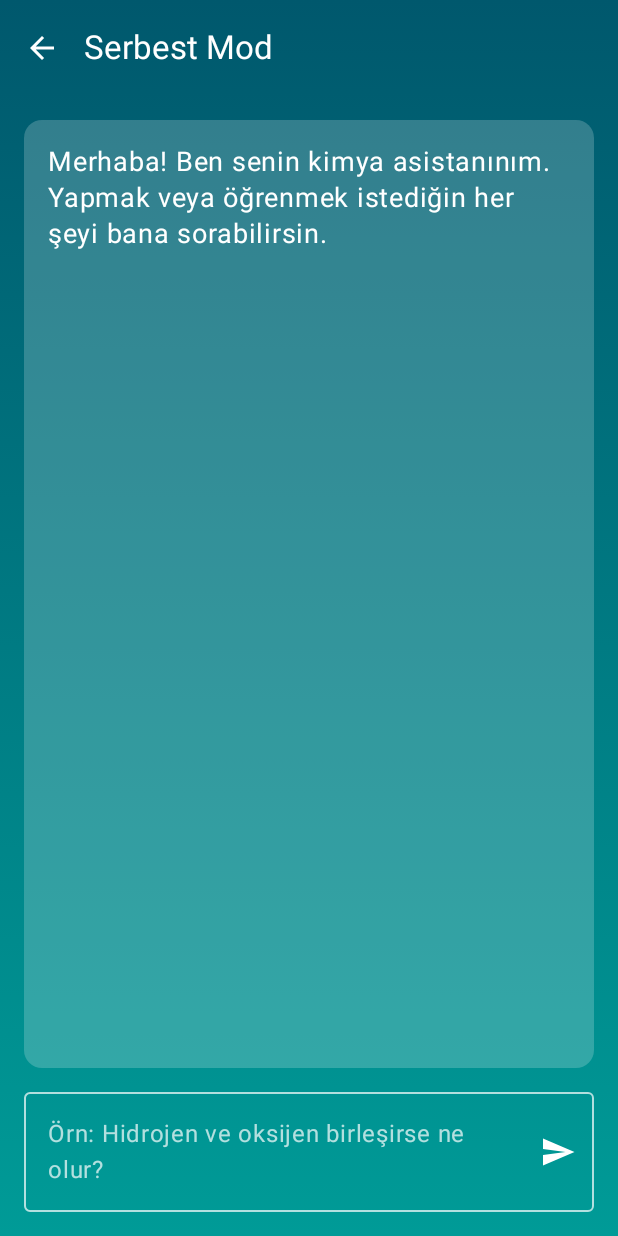
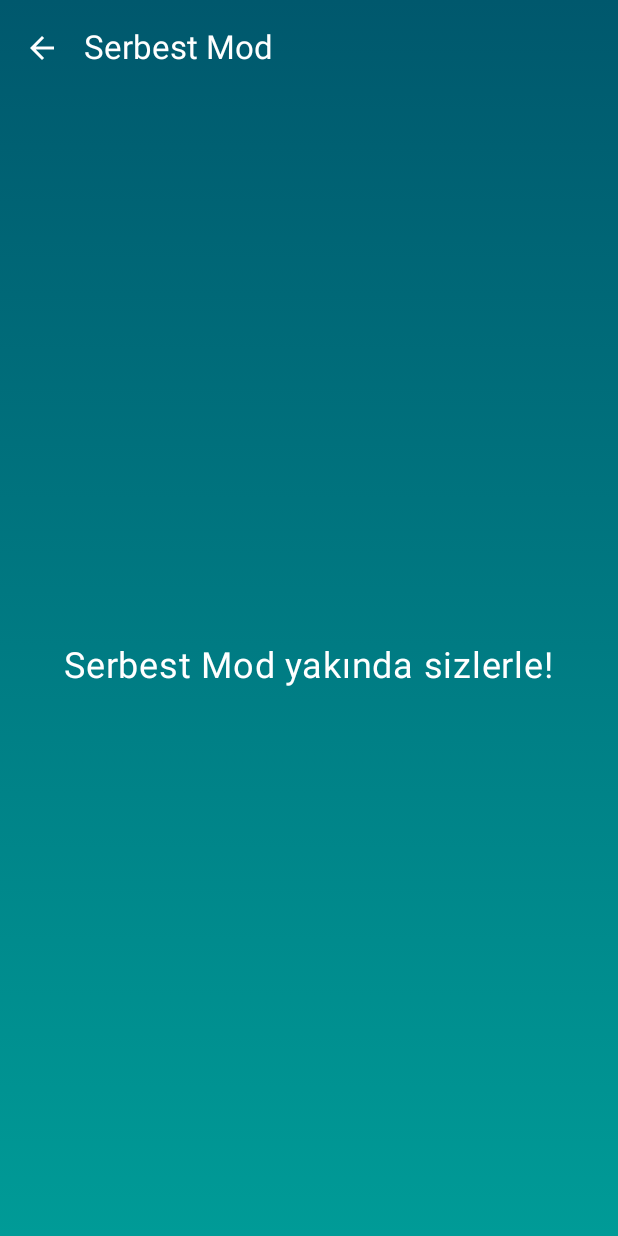
Before and after one commit to ahmetkaraaslan/LabX, an Android app built with Jetpack Compose: the FreeModeActivity screen opened directly, with no data from a screen before it, on a phone screen of 412 x 824 dp. Run offline under Robolectric (Android 15) with nearby library versions, the phone set to English and light mode, and no system bars.

Commit message:
ilk versiyon oluşturuldu

```diff
--- a/app/src/main/AndroidManifest.xml
+++ b/app/src/main/AndroidManifest.xml
@@ -3,7 +3,6 @@
     xmlns:tools="http://schemas.android.com/tools">
 
     <uses-permission android:name="android.permission.VIBRATE" />
-    <uses-permission android:name="android.permission.INTERNET" />
 
     <application
         android:allowBackup="true"
--- a/app/src/main/java/com/ahmetkaraaslan/labx/FreeModeActivity.kt
+++ b/app/src/main/java/com/ahmetkaraaslan/labx/FreeModeActivity.kt
@@ -5,32 +5,24 @@ import androidx.activity.ComponentActivity
 import androidx.activity.compose.setContent
 import androidx.compose.foundation.background
 import androidx.compose.foundation.layout.*
-import androidx.compose.foundation.lazy.LazyColumn
-import androidx.compose.foundation.shape.RoundedCornerShape
 import androidx.compose.material.icons.Icons
 import androidx.compose.material.icons.automirrored.filled.ArrowBack
-import androidx.compose.material.icons.filled.Send
 import androidx.compose.material3.*
-import androidx.compose.runtime.*
+import androidx.compose.runtime.Composable
 import androidx.compose.ui.Alignment
 import androidx.compose.ui.Modifier
 import androidx.compose.ui.graphics.Brush
 import androidx.compose.ui.graphics.Color
-import androidx.compose.ui.platform.LocalContext
 import androidx.compose.ui.unit.dp
 import androidx.compose.ui.unit.sp
 import com.ahmetkaraaslan.labx.ui.theme.KimyasalTheme
-import com.ahmetkaraaslan.labx.utils.GeminiService
-import com.ahmetkaraaslan.labx.utils.playSound
-import com.ahmetkaraaslan.labx.utils.vibrate
-import kotlinx.coroutines.launch
 
 class FreeModeActivity : ComponentActivity() {
     override fun onCreate(savedInstanceState: Bundle?) {
         super.onCreate(savedInstanceState)
         setContent {
             KimyasalTheme {
-                FreeModeScreen {
+                FreeModePlaceholderScreen {
                     finish()
                 }
             }
@@ -40,14 +32,8 @@ class FreeModeActivity : ComponentActivity() {
 
 @OptIn(ExperimentalMaterial3Api::class)
 @Composable
-fun FreeModeScreen(onBackPressed: () -> Unit) {
-    val context = LocalContext.current
-    val coroutineScope = rememberCoroutineScope()
+fun FreeModePlaceholderScreen(onBackPressed: () -> Unit) {
     val verticalGradientBrush = Brush.verticalGradient(colors = listOf(Color(0xFF00586d), Color(0xFF009b97)))
-
-    var userQuery by remember { mutableStateOf("") }
-    var assistantResponse by remember { mutableStateOf("Merhaba! Ben senin kimya asistanınım. Yapmak veya öğrenmek istediğin her şeyi bana sorabilirsin.") }
-    var isLoading by remember { mutableStateOf(false) }
 
     Scaffold(
         topBar = {
@@ -60,58 +46,18 @@ fun FreeModeScreen(onBackPressed: () -> Unit) {
         containerColor = Color.Transparent
     ) { padding ->
         Column(
-            modifier = Modifier.fillMaxSize().background(verticalGradientBrush).padding(padding).padding(16.dp),
+            modifier = Modifier
+                .fillMaxSize()
+                .background(verticalGradientBrush)
+                .padding(padding)
+                .padding(16.dp),
+            horizontalAlignment = Alignment.CenterHorizontally,
+            verticalArrangement = Arrangement.Center
         ) {
-            // Assistant Response Area
-            Box(
-                modifier = Modifier
-                    .fillMaxWidth()
-                    .weight(1f)
-                    .background(Color(0x33FFFFFF), RoundedCornerShape(12.dp))
-                    .padding(16.dp),
-                contentAlignment = Alignment.Center
-            ) {
-                if (isLoading) {
-                    CircularProgressIndicator(color = Color.White)
-                } else {
-                    LazyColumn(modifier = Modifier.fillMaxSize()) {
-                        item { Text(text = assistantResponse, color = Color.White, fontSize = 18.sp) }
-                    }
-                }
-            }
-
-            Spacer(modifier = Modifier.height(16.dp))
-
-            // User Input Area
-            OutlinedTextField(
-                value = userQuery,
-                onValueChange = { userQuery = it },
-                modifier = Modifier.fillMaxWidth(),
-                placeholder = { Text("Örn: Hidrojen ve oksijen birleşirse ne olur?", color = Color.White.copy(alpha = 0.7f)) },
-                trailingIcon = {
-                    IconButton(onClick = {
-                        if(userQuery.isNotBlank() && !isLoading) {
-                            vibrate(context, 50)
-                            playSound(context, R.raw.click_sound)
-                            coroutineScope.launch {
-                                isLoading = true
-                                val prompt = "Sen bir kimya laboratuvarı asistanısın. Cevapların her zaman kısa, eğitici ve bir öğrenciye uygun olsun. Soru: $userQuery"
-                                assistantResponse = GeminiService.getResponse(prompt)
-                                isLoading = false
-                            }
-                            userQuery = ""
-                        }
-                    }) {
-                        Icon(Icons.Default.Send, contentDescription = "Gönder", tint = Color.White)
-                    }
-                },
-                colors = OutlinedTextFieldDefaults.colors(
-                    focusedBorderColor = Color.White,
-                    unfocusedBorderColor = Color.White.copy(alpha = 0.7f),
-                    focusedTextColor = Color.White,
-                    unfocusedTextColor = Color.White,
-                    cursorColor = Color.White
-                )
+            Text(
+                text = "Serbest Mod yakında sizlerle!",
+                color = Color.White,
+                fontSize = 24.sp
             )
         }
     }
--- a/settings.gradle.kts
+++ b/settings.gradle.kts
@@ -10,8 +10,9 @@ dependencyResolutionManagement {
     repositories {
         google()
         mavenCentral()
+        maven { url = uri("https://jitpack.io") } // Repository for SceneView and other community libraries
     }
 }
 
-rootProject.name = "Kimyasal"
+rootProject.name = "LabX"
 include(":app")
```
Also changed, not shown: app/build.gradle.kts (+5 -25 lines), app/src/main/java/com/ahmetkaraaslan/labx/TestActivity.kt (+14 -11 lines).
